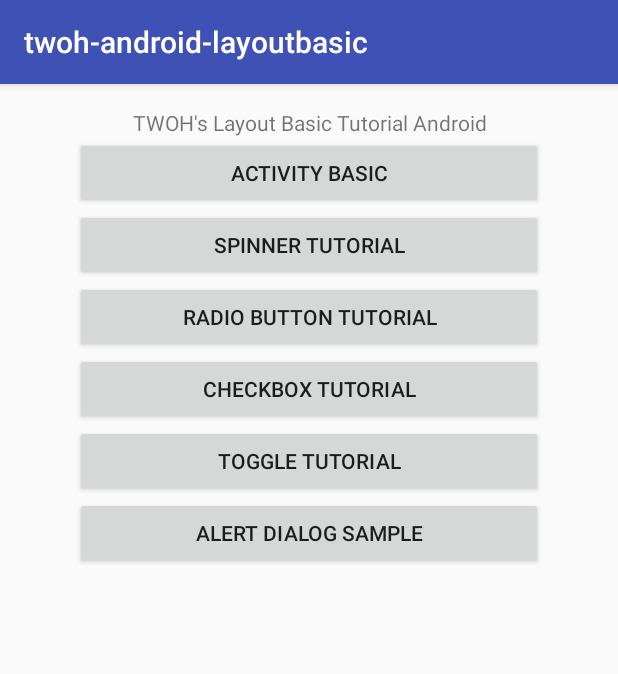
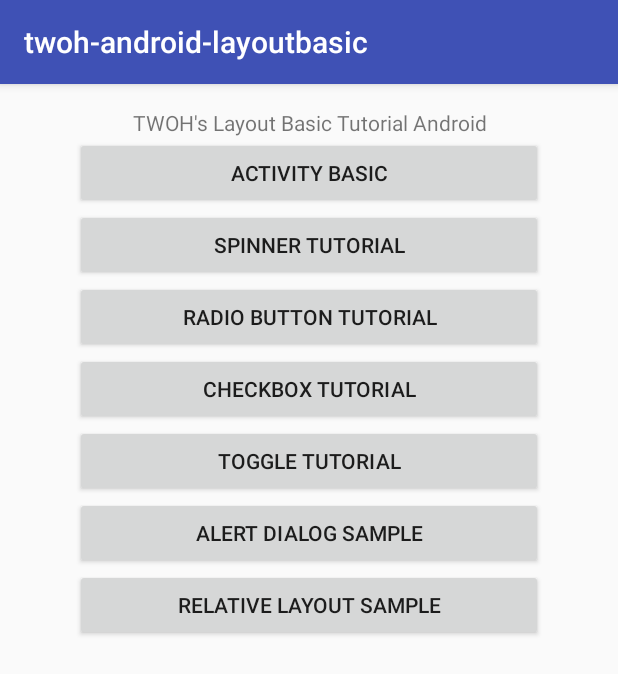
Before and after one commit to twoh/twoh-android-layout-basic, an Android app: the screen it shows after launch (MainActivity), on a phone screen of 412 x 824 dp. Shown: the top 674 px of the screen. Run offline under Robolectric (Android 15) with nearby library versions, the phone set to English and light mode, and no system bars.

Commit message:
add relative layout example

```diff
--- a/build.gradle
+++ b/build.gradle
@@ -1,7 +1,7 @@
 apply plugin: 'com.android.application'
 
 android {
-    compileSdkVersion 23
+    compileSdkVersion 25
     buildToolsVersion "24.0.1"
 
     defaultConfig {
@@ -20,7 +20,7 @@ android {
 }
 
 dependencies {
-    compile fileTree(dir: 'libs', include: ['*.jar'])
+    compile fileTree(include: ['*.jar'], dir: 'libs')
     testCompile 'junit:junit:4.12'
-    compile 'com.android.support:appcompat-v7:23.4.0'
+    compile 'com.android.support:appcompat-v7:25.1.0'
 }
--- a/src/main/AndroidManifest.xml
+++ b/src/main/AndroidManifest.xml
@@ -22,6 +22,9 @@
         <activity android:name=".TWOHActivityConcept"/>
         <activity android:name=".TWOHActivityConcept2"/>
         <activity android:name=".TWOHAlertDialog"/>
+        <activity
+            android:theme="@style/AppThemeNoActionBar"
+            android:name=".TWOHRelativeLayout"/>
     </application>
 
 </manifest>
--- a/src/main/java/id/web/twoh/twoh_android_layoutbasic/MainActivity.java
+++ b/src/main/java/id/web/twoh/twoh_android_layoutbasic/MainActivity.java
@@ -60,5 +60,13 @@ public class MainActivity extends AppCompatActivity {
                 startActivity(new Intent(MainActivity.this, TWOHAlertDialog.class));
             }
         });
+
+        Button btRelativeLayout = (Button) findViewById(R.id.bt_relativelayout);
+        btRelativeLayout.setOnClickListener(new View.OnClickListener() {
+            @Override
+            public void onClick(View view) {
+                startActivity(new Intent(MainActivity.this, TWOHRelativeLayout.class));
+            }
+        });
     }
 }
--- a/src/main/res/layout/activity_main.xml
+++ b/src/main/res/layout/activity_main.xml
@@ -49,5 +49,10 @@
         android:text="Alert Dialog Sample"
         android:layout_width="match_parent"
         android:layout_height="wrap_content" />
+    <Button
+        android:id="@+id/bt_relativelayout"
+        android:text="Relative Layout Sample"
+        android:layout_width="match_parent"
+        android:layout_height="wrap_content" />
 
 </LinearLayout>
--- a/src/main/res/values/styles.xml
+++ b/src/main/res/values/styles.xml
@@ -8,4 +8,10 @@
         <item name="colorAccent">@color/colorAccent</item>
     </style>
 
+    <style name="AppThemeNoActionBar" parent="Theme.AppCompat.NoActionBar">
+        <!-- Customize your theme here. -->
+        <item name="colorPrimary">@color/colorPrimary</item>
+        <item name="colorPrimaryDark">@color/colorPrimaryDark</item>
+        <item name="colorAccent">@color/colorAccent</item>
+    </style>
 </resources>
```
Also changed, not shown: src/main/java/id/web/twoh/twoh_android_layoutbasic/TWOHRelativeLayout.java (added, +22 -0 lines), src/main/res/layout/activity_relative_layout.xml (added, +62 -0 lines), 1 other file.
